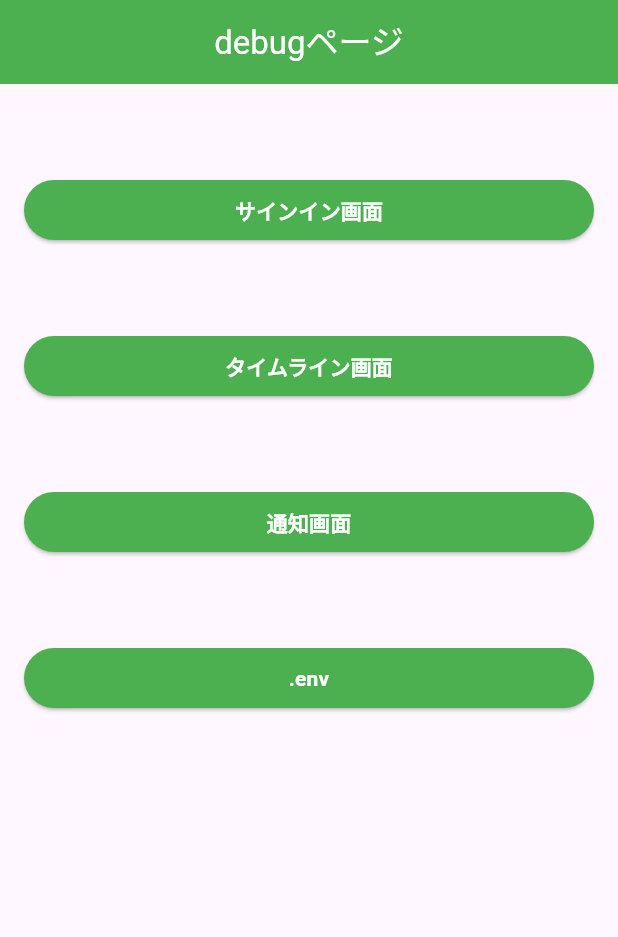
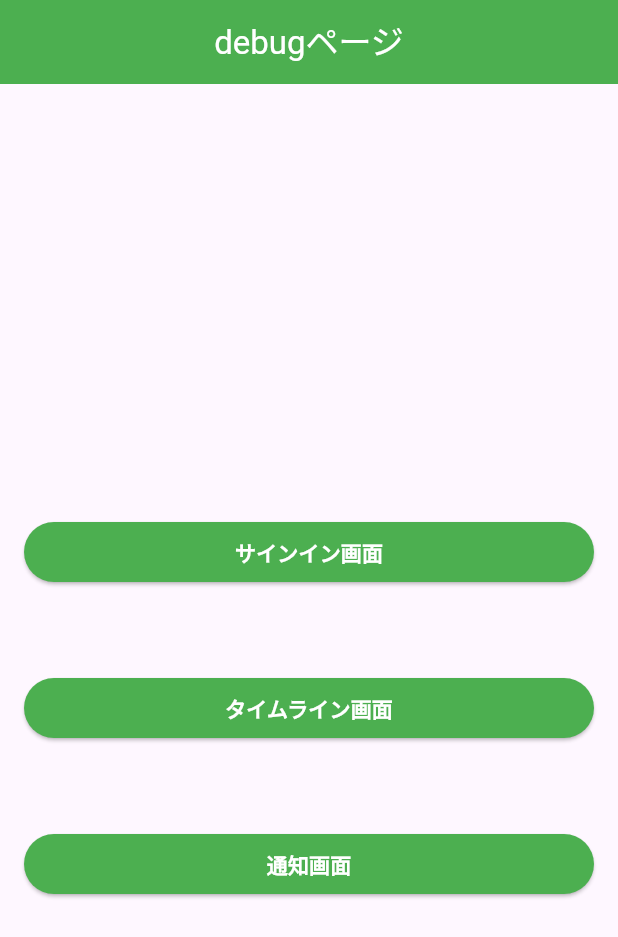
Before and after one commit to shinonome-inc/pg_mobile, a Flutter app: the screen it shows after launch, on a phone screen of 412 x 824 dp. Shown: the top 937 px of the screen. Run offline on Flutter 3.47's test engine with Material 3 defaults, Android fonts, the phone set to English and light mode, and no system bars; our stand-ins replace envied; generated files the repository leaves out were written again.

Commit message:
Revert "DebugEnvPageを追加"
This reverts commit e77d4fbbdc3b0e9145eeac7d1e9ad1fffdf032e8.

```diff
--- a/lib/debug/debug_page.dart
+++ b/lib/debug/debug_page.dart
@@ -1,5 +1,4 @@
 import 'package:flutter/material.dart';
-import 'package:pg_mobile/debug/debug_env_page.dart';
 
 class DebugPage extends StatelessWidget {
   const DebugPage({Key? key}) : super(key: key);
@@ -7,10 +6,7 @@ class DebugPage extends StatelessWidget {
   final double buttonHeight = 40;
 
   Widget _button(String text, {required Function() onPressed}) {
-    return Column(
-      children: [
-        const SizedBox(height: 64),
-        SizedBox(
+    return SizedBox(
       height: buttonHeight,
       width: double.infinity,
       child: ElevatedButton(
@@ -29,8 +25,6 @@ class DebugPage extends StatelessWidget {
           ),
         ),
       ),
-        ),
-      ],
     );
   }
 
@@ -47,23 +41,19 @@ class DebugPage extends StatelessWidget {
         centerTitle: true,
         backgroundColor: Colors.green,
       ),
-      body: ListView(
+      body: Padding(
         padding: const EdgeInsets.symmetric(horizontal: 16),
+        child: Column(
+          mainAxisAlignment: MainAxisAlignment.center,
           children: [
+            const SizedBox(height: 64),
             _button("サインイン画面", onPressed: () {}),
+            const SizedBox(height: 64),
             _button("タイムライン画面", onPressed: () {}),
+            const SizedBox(height: 64),
             _button("通知画面", onPressed: () {}),
-          _button(
-            ".env",
-            onPressed: () {
-              Navigator.of(context).push(
-                MaterialPageRoute(
-                  builder: (context) => const DebugEnvPage(),
+          ],
         ),
-              );
-            },
-          ),
-        ],
       ),
     );
   }
```
Also changed, not shown: lib/debug/debug_env_page.dart (deleted, +0 -18 lines). Lines whose indentation alone changed are shown as unchanged.
